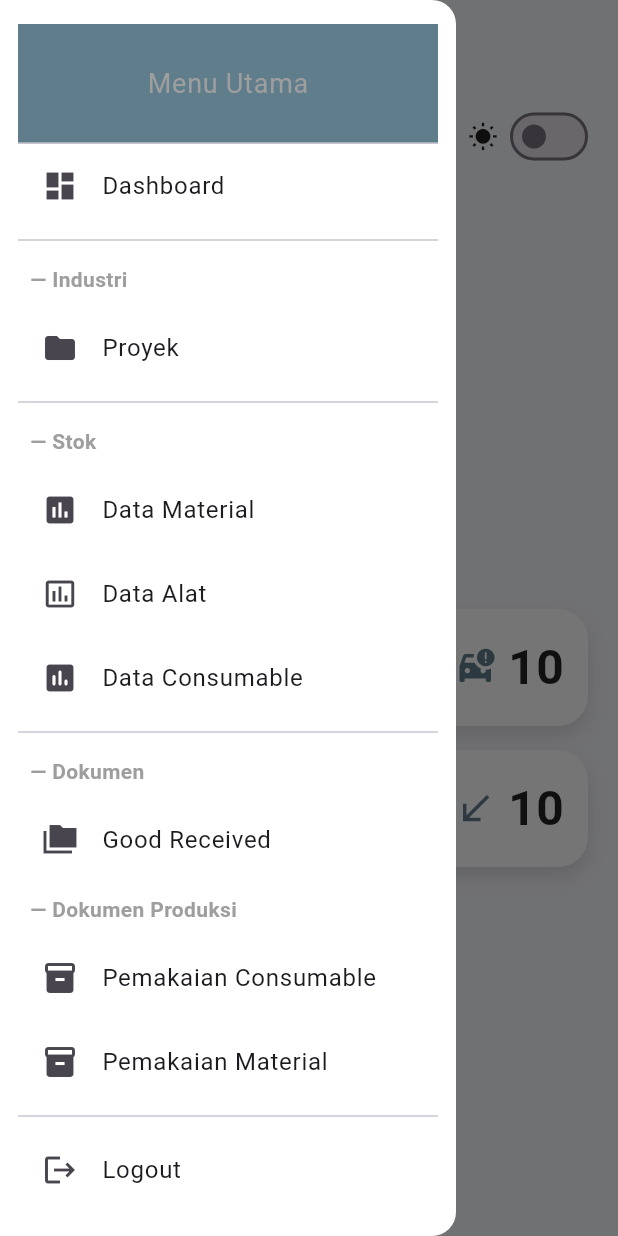
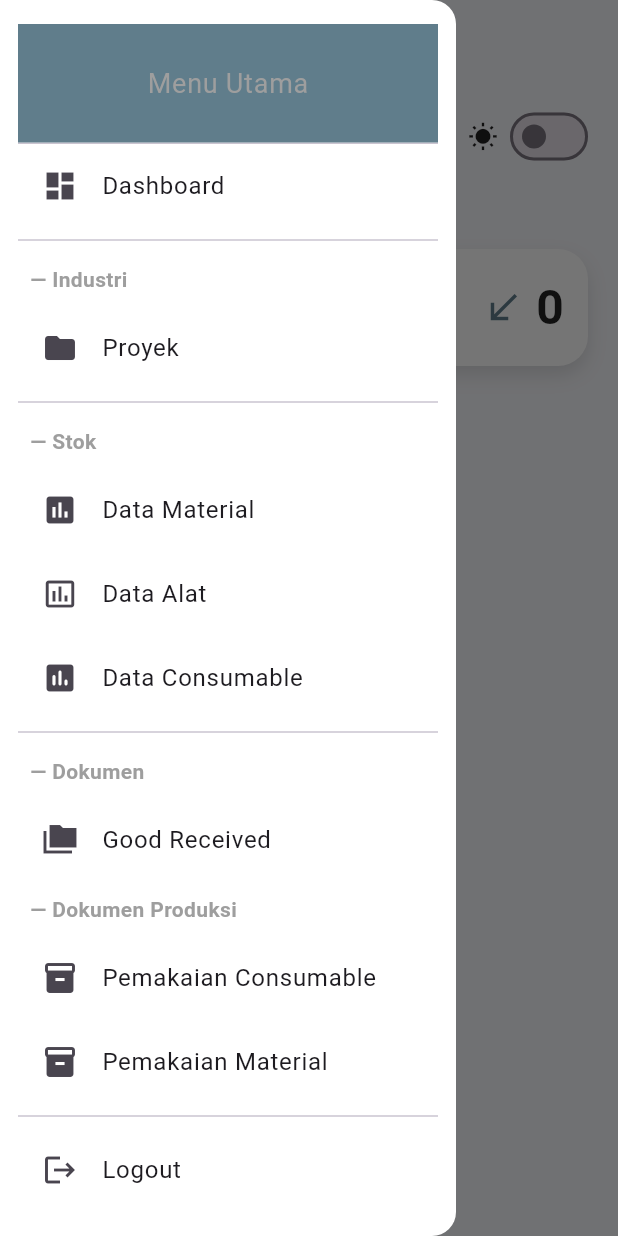
Before and after one commit to muhammad-ari-kuncoro/Warehouse-Mobile-Apps, a Flutter app: the DashboardScreen screen opened directly, with the side drawer open, on a phone screen of 412 x 824 dp. Run offline on Flutter 3.47's test engine with Material 3 defaults, Android fonts, the phone set to English and light mode, and no system bars; our stand-ins replace shared_preferences; accounts and stored records are empty; network calls fail.

Commit message:
wip: dashboard

```diff
--- a/lib/dashboard/indexDashboard.dart
+++ b/lib/dashboard/indexDashboard.dart
@@ -1,3 +1,5 @@
+import 'dart:convert';
+
 import 'package:flutter/material.dart';
 import 'package:intl/intl.dart';
 import 'package:mobile_apps_wh/ConsumableIssuance/indexDataConsumableIssuance.dart';
@@ -13,11 +15,50 @@ import 'package:mobile_apps_wh/services/theme_services.dart';
 import 'package:shared_preferences/shared_preferences.dart';
 import 'package:http/http.dart' as http;
 
-class DashboardScreen extends StatelessWidget {
+class DashboardScreen extends StatefulWidget {
   const DashboardScreen({super.key});
 
   @override
+  State<DashboardScreen> createState() => _DashboardScreenState();
+}
+
+class _DashboardScreenState extends State<DashboardScreen> {
+  int jumlahBarangMasuk = 0;
+
+  @override
+  void initState() {
+    super.initState();
+    getJumlahBarangPerBulan();
+  }
+
+  // Fungsi untuk mengambil data jumlah barang masuk
+  Future<void> getJumlahBarangPerBulan() async {
+    final now = DateTime.now();
+    final year = now.year;
+    final month = now.month;
+
+    final url = Uri.parse('http://<your-api-url>/jumlah-barang/$year/$month');
+
+    try {
+      final response = await http.get(url);
+
+      if (response.statusCode == 200) {
+        final data = json.decode(response.body);
+
+        setState(() {
+          jumlahBarangMasuk = data['total']; // simpan ke state
+        });
+      } else {
+        print('Failed to load data: ${response.statusCode}');
+      }
+    } catch (e) {
+      print('Error: $e');
+    }
+  }
+
+  @override
   Widget build(BuildContext context) {
+    int jumlahBarangMasuk = 0;
     final now = DateTime.now();
     final formattedDate = DateFormat('EEEE, dd MMMM yyyy', 'id_ID').format(now);
 
@@ -93,32 +134,20 @@ class DashboardScreen extends StatelessWidget {
                         ),
                         const SizedBox(height: 24),
                         Align(
-                          alignment: Alignment.topLeft,
+                          alignment: Alignment.topCenter,
                           child: Wrap(
                             spacing: 16,
                             runSpacing: 16,
                             children: [
-                              _DashboardCard(
-                                icon: Icons.home,
-                                label: 'Home',
-                                onPressed: () {},
-                                width: isLargeScreen
-                                    ? 200
-                                    : constraints.maxWidth * 0.45,
-                              ),
-                              _DashboardCard(
-                                icon: Icons.book,
-                                label: 'User Profile',
-                                onPressed: () {
-                                  navigateWithSlide(
-                                    context,
-                                    const DummyPage(title: 'Data'),
-                                  );
-                                },
-                                width: isLargeScreen
-                                    ? 200
-                                    : constraints.maxWidth * 0.45,
-                              ),
+                              // _DashboardCard(
+                              //   icon: Icons.home,
+                              //   value: int,
+                              //   label: 'Home',
+                              //   onPressed: () {},
+                              //   width: isLargeScreen
+                              //       ? 200
+                              //       : constraints.maxWidth * 0.45,
+                              // ),
                             ],
                           ),
                         ),
@@ -132,18 +161,8 @@ class DashboardScreen extends StatelessWidget {
                                   ? constraints.maxWidth * 0.45
                                   : double.infinity,
                               child: _StatBox(
-                                title: 'Statistik Pengiriman Produk',
-                                value: 10,
-                                icon: Icons.car_crash,
-                              ),
-                            ),
-                            SizedBox(
-                              width: isLargeScreen
-                                  ? constraints.maxWidth * 0.45
-                                  : double.infinity,
-                              child: _StatBox(
                                 title: 'Statistik Barang Masuk',
-                                value: 10,
+                                value: "$jumlahBarangMasuk", // nilai dari API
                                 icon: Icons.call_received_outlined,
                               ),
                             ),
@@ -364,13 +383,14 @@ class _DashboardCard extends StatelessWidget {
   final String label;
   final VoidCallback onPressed;
   final double width;
+  final String value;
 
-  const _DashboardCard({
-    required this.icon,
-    required this.label,
-    required this.onPressed,
-    required this.width,
-  });
+  const _DashboardCard(
+      {required this.icon,
+      required this.label,
+      required this.onPressed,
+      required this.width,
+      required this.value});
 
   @override
   Widget build(BuildContext context) {
@@ -420,7 +440,7 @@ class _DashboardCard extends StatelessWidget {
 
 class _StatBox extends StatelessWidget {
   final String title;
-  final int value;
+  final String value;
   final IconData icon;
   final Color iconColor;
 
--- a/lib/homePage.dart
+++ b/lib/homePage.dart
@@ -61,7 +61,7 @@ class _LoginScreenState extends State<LoginScreen> {
       }
     } catch (e) {
       ScaffoldMessenger.of(context).showSnackBar(
-        SnackBar(content: Text('Terjadi kesalahan: $e')),
+        SnackBar(content: Text('Password Ssalah')),
       );
     } finally {
       setState(() => _isLoading = false);
--- a/lib/menuGoodReceived/detailGoodReceived.dart
+++ b/lib/menuGoodReceived/detailGoodReceived.dart
@@ -147,7 +147,6 @@ class _DetailGoodReceivedState extends State<DetailGoodReceived> {
           DataColumn(label: Text('Jenis Barang')),
           DataColumn(label: Text('Jumlah')),
           DataColumn(label: Text('Satuan')),
-          DataColumn(label: Text('Keterangan')),
         ],
         rows: barangList.map<DataRow>((item) {
           return DataRow(cells: [
@@ -155,7 +154,6 @@ class _DetailGoodReceivedState extends State<DetailGoodReceived> {
             DataCell(Text(item['jenis_barang'] ?? '-')),
             DataCell(Text(item['quantity'].toString())),
             DataCell(Text(item['quantity_jenis'] ?? '-')),
-            DataCell(Text(item['keterangan_barang'] ?? '-')),
           ]);
         }).toList(),
       ),
```
Also changed, not shown: lib/dashboard/editProfileDashboard.dart (added, +145 -0 lines).
